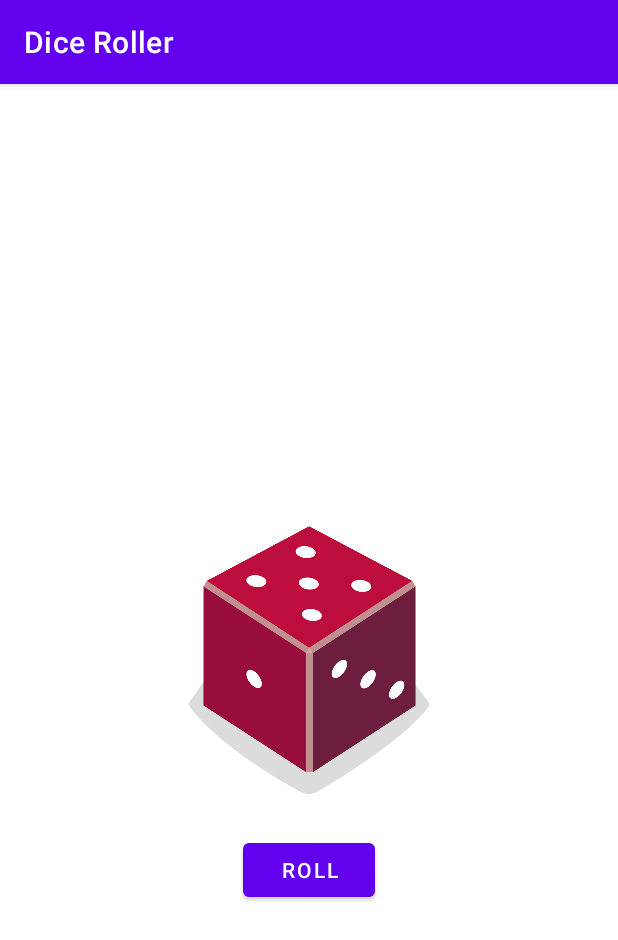
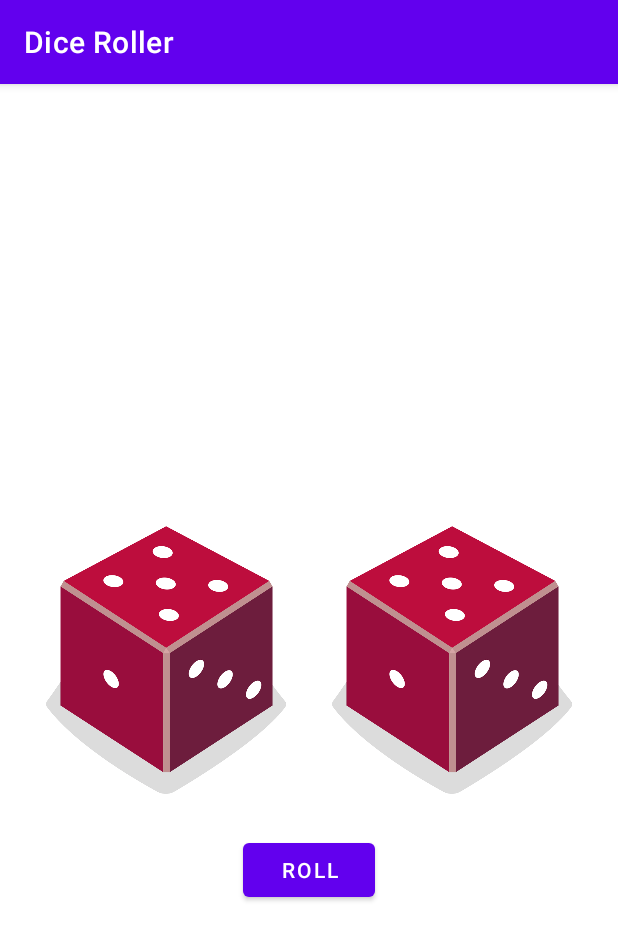
Before and after one commit to IronWill79/android-kotlin-basics-dice-roller, an Android app: the screen it shows after launch (MainActivity), on a phone screen of 412 x 824 dp. Shown: the top 940 px of the screen. Run offline under Robolectric (Android 15) with nearby library versions, the phone set to English and light mode, and no system bars.

Commit message:
Refactor to 2 dice being rolled

```diff
--- a/app/src/main/java/xyz/ironwill/diceroller/MainActivity.kt
+++ b/app/src/main/java/xyz/ironwill/diceroller/MainActivity.kt
@@ -29,8 +29,12 @@ class MainActivity : AppCompatActivity() {
         val die = Dice(6)
         val dieRoll = die.roll()
 
+        val die2 = Dice(6)
+        val dieRoll2 = die2.roll()
+
         // Find the ImageView in the layout
-        val diceImage: ImageView = findViewById(R.id.imageView)
+        val diceImage: ImageView = findViewById(R.id.die1)
+        val diceImage2: ImageView = findViewById(R.id.die2)
 
         // Determine which drawable resource ID to use based on die roll
         val drawableResource = when (dieRoll) {
@@ -42,11 +46,22 @@ class MainActivity : AppCompatActivity() {
             else -> R.drawable.dice_6
         }
 
+        val drawableResource2 = when (dieRoll2) {
+            1 -> R.drawable.dice_1
+            2 -> R.drawable.dice_2
+            3 -> R.drawable.dice_3
+            4 -> R.drawable.dice_4
+            5 -> R.drawable.dice_5
+            else -> R.drawable.dice_6
+        }
+
         // Update the ImageView with the correct drawable resource ID
         diceImage.setImageResource(drawableResource)
+        diceImage2.setImageResource(drawableResource2)
 
         // Update the content description
         diceImage.contentDescription = dieRoll.toString()
+        diceImage2.contentDescription = dieRoll2.toString()
     }
 }
 
--- a/app/src/main/res/layout/activity_main.xml
+++ b/app/src/main/res/layout/activity_main.xml
@@ -14,17 +14,30 @@
         android:text="@string/roll"
         app:layout_constraintEnd_toEndOf="parent"
         app:layout_constraintStart_toStartOf="parent"
-        app:layout_constraintTop_toBottomOf="@+id/imageView" />
+        app:layout_constraintTop_toBottomOf="@+id/die1" />
 
     <ImageView
-        android:id="@+id/imageView"
+        android:id="@+id/die1"
+        android:layout_width="160dp"
+        android:layout_height="200dp"
+        android:contentDescription="@string/_1"
+        app:layout_constraintBottom_toBottomOf="parent"
+        app:layout_constraintEnd_toStartOf="@+id/die2"
+        app:layout_constraintHorizontal_bias="0.5"
+        app:layout_constraintStart_toStartOf="parent"
+        app:layout_constraintTop_toTopOf="parent"
+        tools:srcCompat="@drawable/dice_1" />
+
+    <ImageView
+        android:id="@+id/die2"
         android:layout_width="160dp"
         android:layout_height="200dp"
         android:contentDescription="@string/_1"
         app:layout_constraintBottom_toBottomOf="parent"
         app:layout_constraintEnd_toEndOf="parent"
-        app:layout_constraintStart_toStartOf="parent"
+        app:layout_constraintHorizontal_bias="0.5"
+        app:layout_constraintStart_toEndOf="@+id/die1"
         app:layout_constraintTop_toTopOf="parent"
-        tools:srcCompat="@drawable/dice_1" />
+        app:srcCompat="@drawable/dice_1" />
 
 </androidx.constraintlayout.widget.ConstraintLayout>
```
